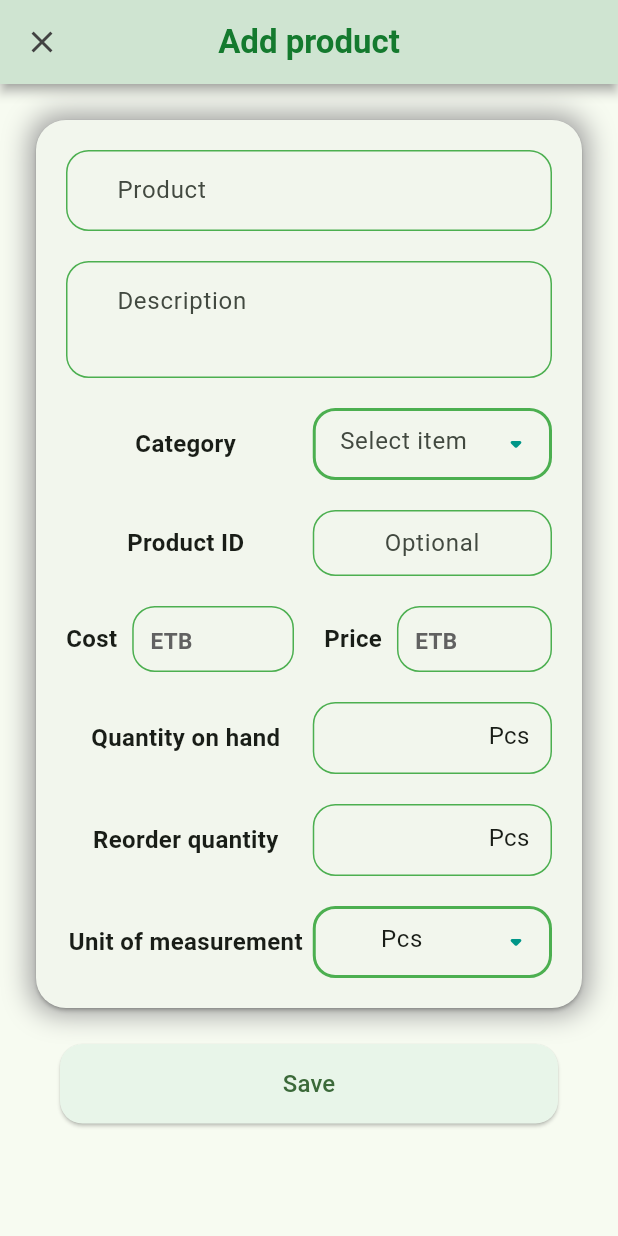
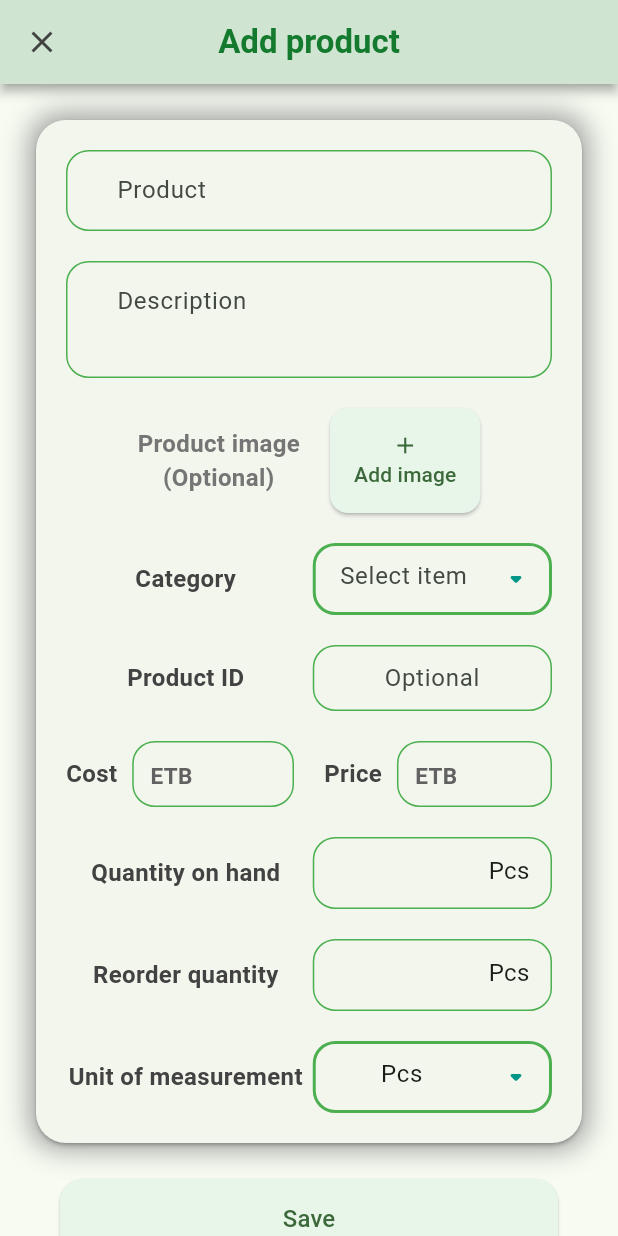
Before and after one commit to motidinsa/inventory, a Flutter app: the AddProduct widget shown alone on an empty page, opened directly, on a phone screen of 412 x 824 dp. Run offline on Flutter 3.47's test engine with Material 3 defaults, Android fonts, the phone set to English and light mode, and no system bars; drawn by our look-alikes of loader_overlay; our stand-ins replace device_preview, figma_squircle, font_awesome_flutter, get, hive, hive_flutter and 3 more; accounts and stored records are empty; generated files the repository leaves out were written again.

Commit message:
add image option buttons on add product

```diff
--- /dev/null
+++ b/devtools_options.yaml
@@ -0,0 +1 @@
+extensions:
--- a/lib/add_product/ui/add_product.dart
+++ b/lib/add_product/ui/add_product.dart
@@ -11,6 +11,8 @@ import 'package:my_inventory/core/ui/product/product_text_field.dart';
 import 'package:my_inventory/core/ui/save_button.dart';
 
 import 'package:my_inventory/core/ui/elevated_card.dart';
+
+import 'add_product_image.dart';
 
 class AddProduct extends StatefulWidget {
   const AddProduct({super.key});
@@ -36,6 +38,7 @@ class _AddProductState extends State<AddProduct> {
   final List<String> titleList = [
     productN(),
     descriptionN(),
+    'image',
     categoryN(),
     productIdN(),
     costN(),
@@ -78,11 +81,8 @@ class _AddProductState extends State<AddProduct> {
                           title: titleList[index],
                           labelText: titleList[index],
                         )
-                      : index != 4
-                          ? AddProductTitleWithTextField(
-                              title: titleList[index],
-                            )
-                          : Row(
+                      :index == 2?AddProductImage(): index == 5
+                          ? Row(
                     mainAxisSize: MainAxisSize.min,
                     children: [
                       Expanded(
@@ -97,6 +97,9 @@ class _AddProductState extends State<AddProduct> {
                         ),
                       ),
                     ],
+                  )
+                          : AddProductTitleWithTextField(
+                    title: titleList[index],
                   ),
                   separatorBuilder: (ctx, index) => sizedBox(height: 20),
                   itemCount: titleList.length,
--- /dev/null
+++ b/lib/add_product/ui/add_product_image.dart
@@ -0,0 +1,35 @@
+import 'package:flutter/material.dart';
+import 'package:my_inventory/core/constants/widget_constants.dart';
+import 'package:my_inventory/core/styles/styles.dart';
+
+import '../functions/add_product_functions.dart';
+
+class AddProductImage extends StatelessWidget {
+  const AddProductImage({super.key});
+
+  @override
+  Widget build(BuildContext context) {
+    return Row(
+      mainAxisAlignment: MainAxisAlignment.center,
+      children: [
+        Text(
+          'Product image\n(Optional)',textAlign: TextAlign.center,
+          style: TextStyle(
+              fontWeight: bold(), fontSize: 16, color: Colors.grey.shade600),
+        ),
+        sizedBox(width: 20),
+        ElevatedButton(
+          onPressed: ()=>onAddImagePressed(context:context),
+          child: Column(
+            children: [Icon(Icons.add), Text('Add image')],
+          ),
+          style: ElevatedButton.styleFrom(
+            shape: smoothRectangleBorder(radius: 12),
+            padding: EdgeInsets.all(16),
+            backgroundColor: Colors.green.shade50,
+          ),
+        )
+      ],
+    );
+  }
+}
--- a/lib/add_product/ui/add_product_price_input.dart
+++ b/lib/add_product/ui/add_product_price_input.dart
@@ -19,6 +19,7 @@ class AddProductPriceInput extends StatelessWidget {
           style: TextStyle(
             fontWeight: bold(),
             fontSize: 16,
+              color: Colors.grey.shade800
           ),
         ),
         sizedBox(width: 10),
--- a/lib/add_product/ui/add_product_title_with_textfield.dart
+++ b/lib/add_product/ui/add_product_title_with_textfield.dart
@@ -23,10 +23,10 @@ class AddProductTitleWithTextField extends StatelessWidget {
           child: Center(
             child: Text(
               title,
-              style: const TextStyle(
-                fontSize: 16,
-                fontWeight: FontWeight.bold,
-              ),
+              style: TextStyle(
+                  fontSize: 16,
+                  fontWeight: FontWeight.bold,
+                  color: Colors.grey.shade800),
             ),
           ),
         ),
--- a/lib/core/constants/name_constants.dart
+++ b/lib/core/constants/name_constants.dart
@@ -42,3 +42,4 @@ selectUomN() => 'Select unit of measurement';
 subtotalN() => 'Subtotal';
 discountN() => 'Discount';
 totalN() => 'Total';
+const String selectSourceN = 'Select source';
--- a/lib/core/ui/product/product_item.dart
+++ b/lib/core/ui/product/product_item.dart
@@ -25,6 +25,7 @@ class ProductItem extends StatelessWidget {
         padding: const EdgeInsets.symmetric(horizontal: 8, vertical: 12),
         child: Obx(
           () => Row(
+            crossAxisAlignment: CrossAxisAlignment.start,
             children: [
               Expanded(
                 flex: 9,
--- a/lib/core/ui/product/product_text_field.dart
+++ b/lib/core/ui/product/product_text_field.dart
@@ -80,6 +80,8 @@ class _ProductTextFieldState extends State<ProductTextField> {
         decoration: InputDecoration(
           isDense: true,
           isCollapsed: true,
+          errorText:widget.title == quantityN()? 'invalid':null,
+          errorMaxLines: 10,
           prefixIcon:
               hasPrefix(title: widget.title, currentPage: widget.currentPage)
                   ? Padding(
```
Also changed, not shown: lib/add_product/functions/add_product_functions.dart (+15 -1 lines), lib/add_product/ui/add_image_source_button.dart (added, +60 -0 lines), lib/core/ui/alert_dialog/alert_dialog_option_select.dart (+31 -9 lines). Lines whose indentation alone changed are shown as unchanged.
